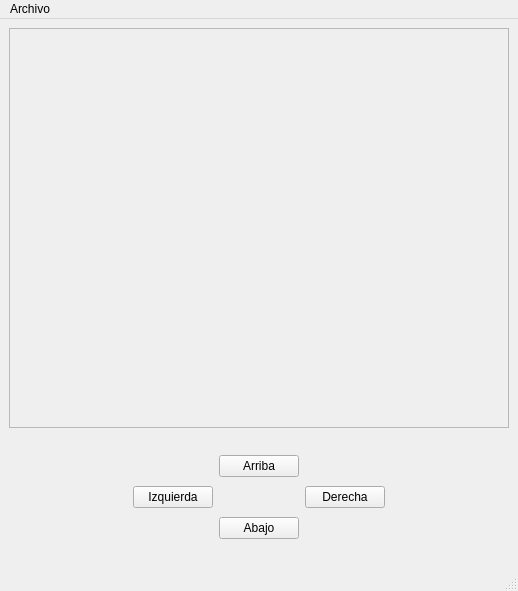
Old version of the form juego.ui in the repository Danizet/2Examen_P60_Fork.
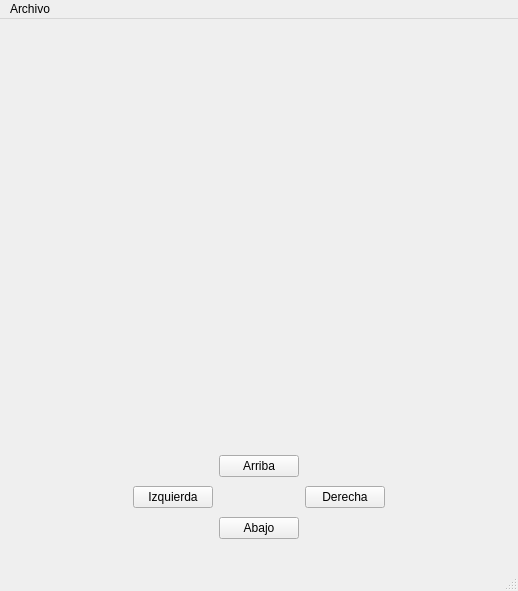
New version of the form. Icons and pictures are not drawn.

```diff
--- a/juego.ui
+++ b/juego.ui
@@ -20,18 +20,15 @@
   <widget class="QWidget" name="centralwidget">
    <layout class="QVBoxLayout" name="verticalLayout">
     <item>
-     <widget class="QFrame" name="marco">
+     <widget class="QLabel" name="marco">
       <property name="minimumSize">
        <size>
         <width>500</width>
         <height>400</height>
        </size>
       </property>
-      <property name="frameShape">
-       <enum>QFrame::StyledPanel</enum>
-      </property>
-      <property name="frameShadow">
-       <enum>QFrame::Raised</enum>
+      <property name="text">
+       <string/>
       </property>
      </widget>
     </item>
```
